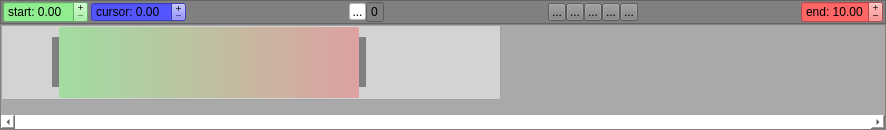
First picture: the form in testAnimTimeline/animtimeline.ui, repository hiergaut/AnimTimeline, before the edit.
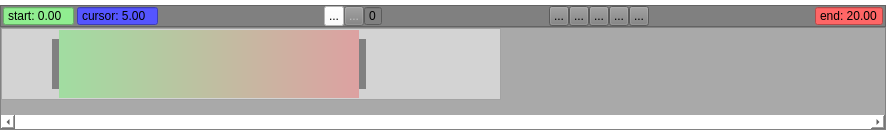
Second picture: the form after the edit. Icons and pictures are not drawn. Custom widgets are drawn as their Qt base class.

Commit message: adding remove keyPose button

What changed in the file:
```diff
--- a/testAnimTimeline/animtimeline.ui
+++ b/testAnimTimeline/animtimeline.ui
@@ -42,7 +42,7 @@
     <number>0</number>
    </property>
    <property name="topMargin">
-    <number>0</number>
+    <number>5</number>
    </property>
    <property name="rightMargin">
     <number>0</number>
@@ -108,15 +108,15 @@
         </property>
         <property name="maximumSize">
          <size>
-          <width>85</width>
-          <height>16777215</height>
+          <width>75</width>
+          <height>20</height>
          </size>
         </property>
         <property name="styleSheet">
          <string notr="true">background-color: lightgreen</string>
         </property>
         <property name="buttonSymbols">
-         <enum>QAbstractSpinBox::PlusMinus</enum>
+         <enum>QAbstractSpinBox::NoButtons</enum>
         </property>
         <property name="prefix">
          <string>start: </string>
@@ -152,13 +152,13 @@
         </property>
         <property name="minimumSize">
          <size>
-          <width>70</width>
+          <width>0</width>
           <height>0</height>
          </size>
         </property>
         <property name="maximumSize">
          <size>
-          <width>95</width>
+          <width>85</width>
           <height>20</height>
          </size>
         </property>
@@ -169,7 +169,7 @@
          <bool>false</bool>
         </property>
         <property name="buttonSymbols">
-         <enum>QAbstractSpinBox::PlusMinus</enum>
+         <enum>QAbstractSpinBox::NoButtons</enum>
         </property>
         <property name="prefix">
          <string>cursor: </string>
@@ -180,6 +180,9 @@
         <property name="singleStep">
          <double>1.000000000000000</double>
         </property>
+        <property name="value">
+         <double>5.000000000000000</double>
+        </property>
        </widget>
       </item>
       <item>
@@ -208,8 +211,8 @@
         </property>
         <property name="maximumSize">
          <size>
-          <width>17</width>
-          <height>17</height>
+          <width>20</width>
+          <height>20</height>
          </size>
         </property>
         <property name="toolTip">
@@ -233,12 +236,28 @@
         </property>
        </widget>
       </item>
+      <item>
+       <widget class="QToolButton" name="toolButton_deleteKeyPose">
+        <property name="enabled">
+         <bool>false</bool>
+        </property>
+        <property name="maximumSize">
+         <size>
+          <width>20</width>
+          <height>20</height>
+         </size>
+        </property>
+        <property name="text">
+         <string>...</string>
+        </property>
+       </widget>
+      </item>
       <item>
        <widget class="QSpinBox" name="spinBox">
         <property name="maximumSize">
          <size>
           <width>18</width>
-          <height>25</height>
+          <height>20</height>
          </size>
         </property>
         <property name="readOnly">
@@ -266,8 +285,8 @@
        <widget class="QToolButton" name="toolButton_start">
         <property name="maximumSize">
          <size>
-          <width>18</width>
-          <height>18</height>
+          <width>20</width>
+          <height>20</height>
          </size>
         </property>
         <property name="text">
@@ -283,8 +302,8 @@
        <widget class="QToolButton" name="toolButton_rearward">
         <property name="maximumSize">
          <size>
-          <width>18</width>
-          <height>18</height>
+          <width>20</width>
+          <height>20</height>
          </size>
         </property>
         <property name="text">
@@ -300,8 +319,8 @@
        <widget class="QToolButtonPlayPause" name="toolButton_playPause">
         <property name="maximumSize">
          <size>
-          <width>18</width>
-          <height>18</height>
+          <width>20</width>
+          <height>20</height>
          </size>
         </property>
         <property name="text">
@@ -317,8 +336,8 @@
        <widget class="QToolButton" name="toolButton_forward">
         <property name="maximumSize">
          <size>
-          <width>18</width>
-          <height>18</height>
+          <width>20</width>
+          <height>20</height>
          </size>
         </property>
         <property name="text">
@@ -334,8 +353,8 @@
        <widget class="QToolButton" name="toolButton_end">
         <property name="maximumSize">
          <size>
-          <width>18</width>
-          <height>18</height>
+          <width>20</width>
+          <height>20</height>
          </size>
         </property>
         <property name="text">
@@ -376,21 +395,21 @@
         </property>
         <property name="maximumSize">
          <size>
-          <width>82</width>
-          <height>16777215</height>
+          <width>70</width>
+          <height>20</height>
          </size>
         </property>
         <property name="styleSheet">
          <string notr="true">background-color: #ff6666</string>
         </property>
         <property name="buttonSymbols">
-         <enum>QAbstractSpinBox::PlusMinus</enum>
+         <enum>QAbstractSpinBox::NoButtons</enum>
         </property>
         <property name="prefix">
          <string>end: </string>
         </property>
         <property name="value">
-         <double>10.000000000000000</double>
+         <double>20.000000000000000</double>
         </property>
        </widget>
       </item>
@@ -429,7 +448,7 @@
         <x>0</x>
         <y>0</y>
         <width>500</width>
-        <height>93</height>
+        <height>88</height>
        </rect>
       </property>
       <property name="sizePolicy">
```
Left out of the diff: 306 changed lines with no effect on the pictures. The commit also changes 11 other files.
